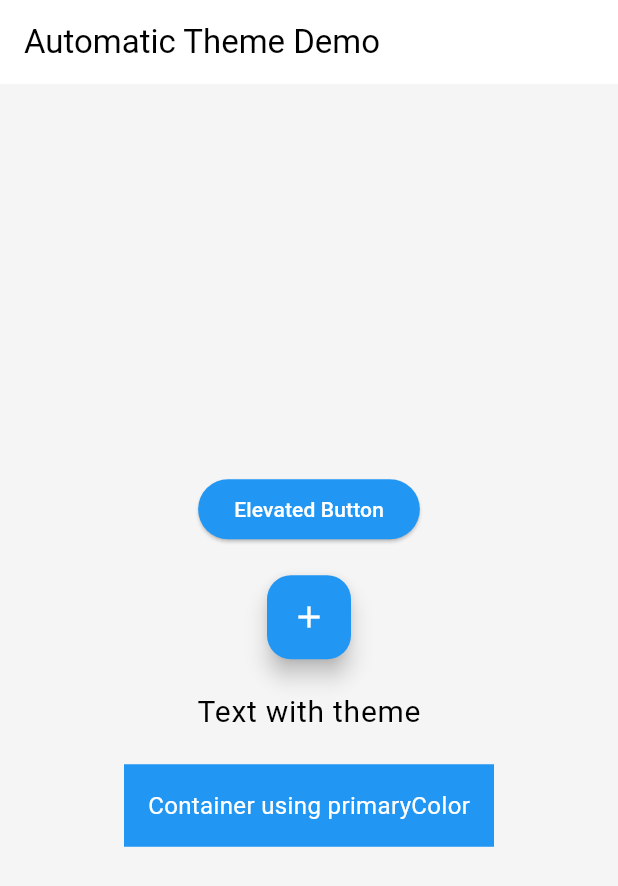
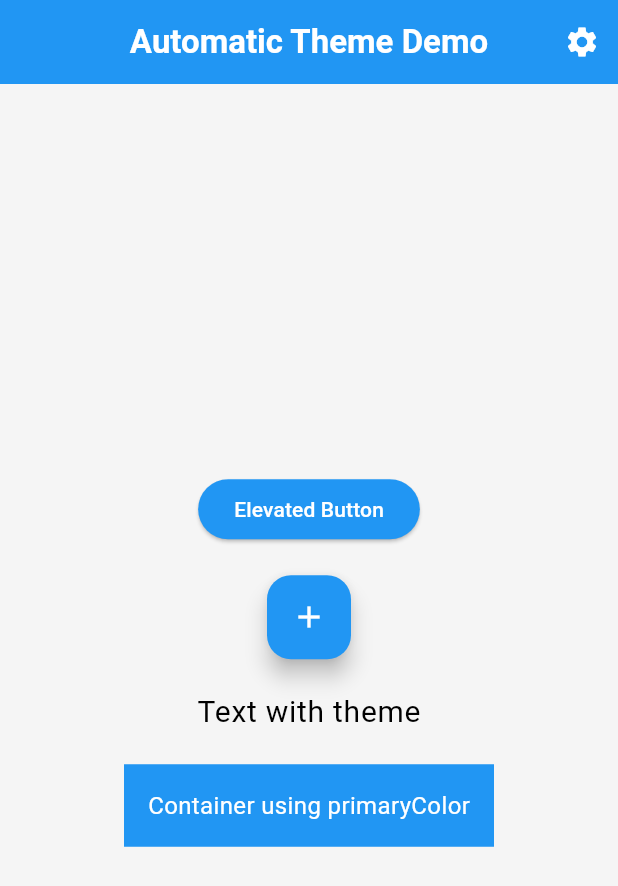
Before and after one commit to mianharoon1197/Flutter-Development, a Flutter app: the screen it shows after launch, on a phone screen of 412 x 824 dp. Shown: the top 886 px of the screen. Run offline on Flutter 3.47's test engine with Material 3 defaults, Android fonts, the phone set to English and light mode, and no system bars; our stand-ins replace audioplayers.

Commit message:
added appbar theme

```diff
--- a/Practice/app2/lib/main.dart
+++ b/Practice/app2/lib/main.dart
@@ -12,17 +12,36 @@ class MyApp extends StatelessWidget {
     return MaterialApp(
       title: 'Flutter Theme Demo',
       theme: ThemeData(
-        primaryColor: Colors.blue,                  // AppBar, Button
-        colorScheme: ColorScheme.fromSwatch(primarySwatch: Colors.blue).copyWith(secondary: Colors.amber),
-        scaffoldBackgroundColor: Colors.grey[100],  // Scaffold background
+        primaryColor: Colors.blue, // Used by many widgets
+        colorScheme: ColorScheme.fromSwatch(primarySwatch: Colors.blue)
+            .copyWith(secondary: Colors.amber),
+        scaffoldBackgroundColor: Colors.grey[100],
+
+        // 🌟 APP BAR THEME
+        appBarTheme: AppBarTheme(
+          backgroundColor: Colors.blue, // AppBar background
+          foregroundColor: Colors.white, // Text and icons color
+          centerTitle: true, // Centers the title text
+          elevation: 4, // Shadow under the AppBar
+          titleTextStyle: TextStyle(
+            fontSize: 22,
+            fontWeight: FontWeight.bold,
+            color: Colors.white,
+          ),
+          iconTheme: IconThemeData(color: Colors.white), // Icon color
+        ),
+
+        // 🌟 TEXT THEME
         textTheme: TextTheme(
           bodyLarge: TextStyle(fontSize: 20, color: Colors.black),
           bodyMedium: TextStyle(fontSize: 16, color: Colors.grey[800]),
         ),
+
+        // 🌟 BUTTON THEME
         elevatedButtonTheme: ElevatedButtonThemeData(
           style: ElevatedButton.styleFrom(
-            backgroundColor: Colors.blue,  // Button background
-            foregroundColor: Colors.white, // Button text
+            backgroundColor: Colors.blue,
+            foregroundColor: Colors.white,
           ),
         ),
       ),
@@ -38,7 +57,13 @@ class HomePage extends StatelessWidget {
   Widget build(BuildContext context) {
     return Scaffold(
       appBar: AppBar(
-        title: Text('Automatic Theme Demo'), // AppBar uses theme automatically
+        title: Text('Automatic Theme Demo'), // Uses appBarTheme automatically
+        actions: [
+          IconButton(
+            onPressed: () {},
+            icon: Icon(Icons.settings), // Also gets white color from theme
+          ),
+        ],
       ),
       body: Center(
         child: Column(
@@ -46,23 +71,26 @@ class HomePage extends StatelessWidget {
           children: [
             ElevatedButton(
               onPressed: () {},
-              child: Text('Elevated Button'), // Uses theme automatically
+              child: Text('Elevated Button'),
             ),
             SizedBox(height: 20),
             FloatingActionButton(
               onPressed: () {},
-              child: Icon(Icons.add), // Uses accentColor automatically
+              child: Icon(Icons.add),
             ),
             SizedBox(height: 20),
             Text(
               'Text with theme',
-              style: Theme.of(context).textTheme.bodyLarge, // Needs manual theme
+              style: Theme.of(context).textTheme.bodyLarge,
             ),
             SizedBox(height: 20),
             Container(
               padding: EdgeInsets.all(16),
-              color: Theme.of(context).primaryColor, // Needs manual theme
-              child: Text('Container using primaryColor', style: TextStyle(color: Colors.white)),
+              color: Theme.of(context).primaryColor,
+              child: Text(
+                'Container using primaryColor',
+                style: TextStyle(color: Colors.white),
+              ),
             ),
           ],
         ),
```
